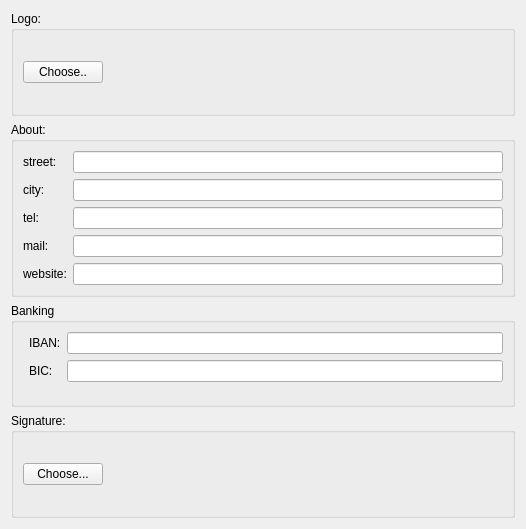
The window that ui/widgets/usersettingswidget.ui (PhilippParis/BusinessManager) describes before a commit, drawn with Qt 5.
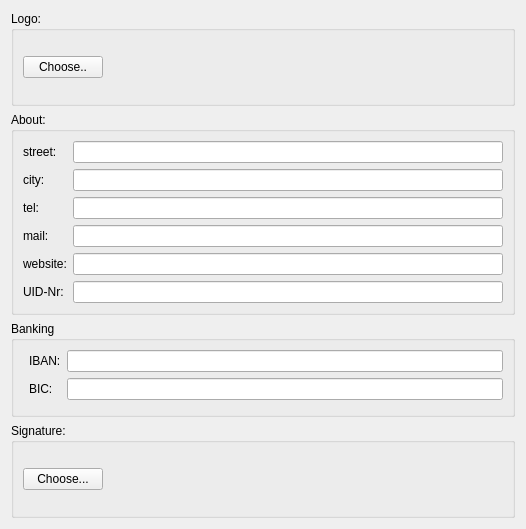
The same window after the commit.

Patch:
```diff
--- a/ui/widgets/usersettingswidget.ui
+++ b/ui/widgets/usersettingswidget.ui
@@ -126,6 +126,16 @@
         <item row="4" column="1">
          <widget class="QLineEdit" name="leWebsite"/>
         </item>
+        <item row="5" column="0">
+         <widget class="QLabel" name="uIDNrLabel">
+          <property name="text">
+           <string>UID-Nr:</string>
+          </property>
+         </widget>
+        </item>
+        <item row="5" column="1">
+         <widget class="QLineEdit" name="leUIDNr"/>
+        </item>
        </layout>
       </item>
      </layout>
```
